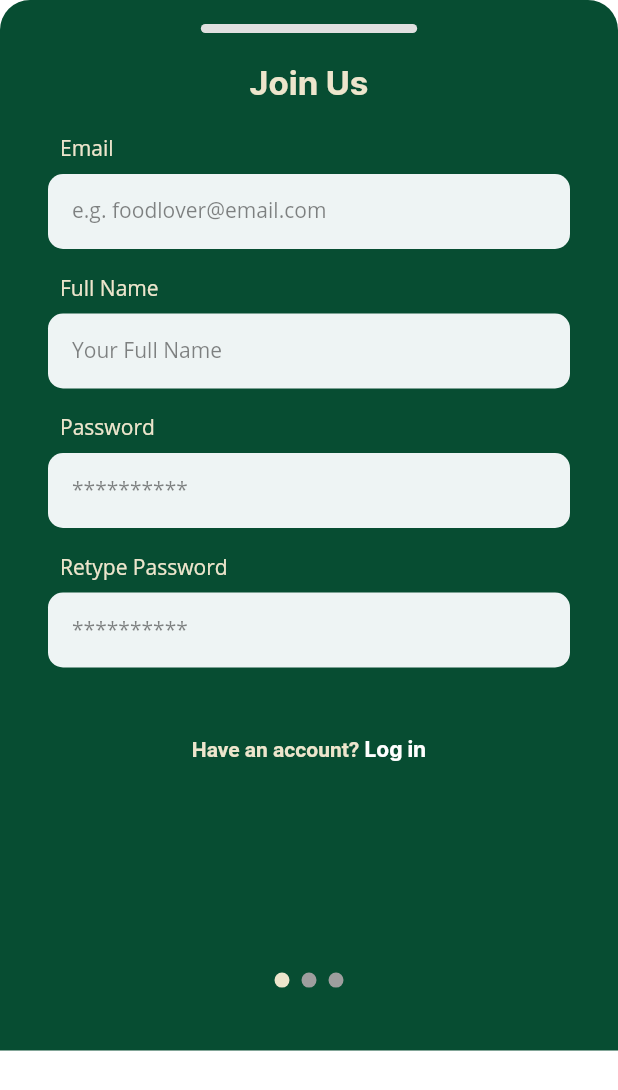
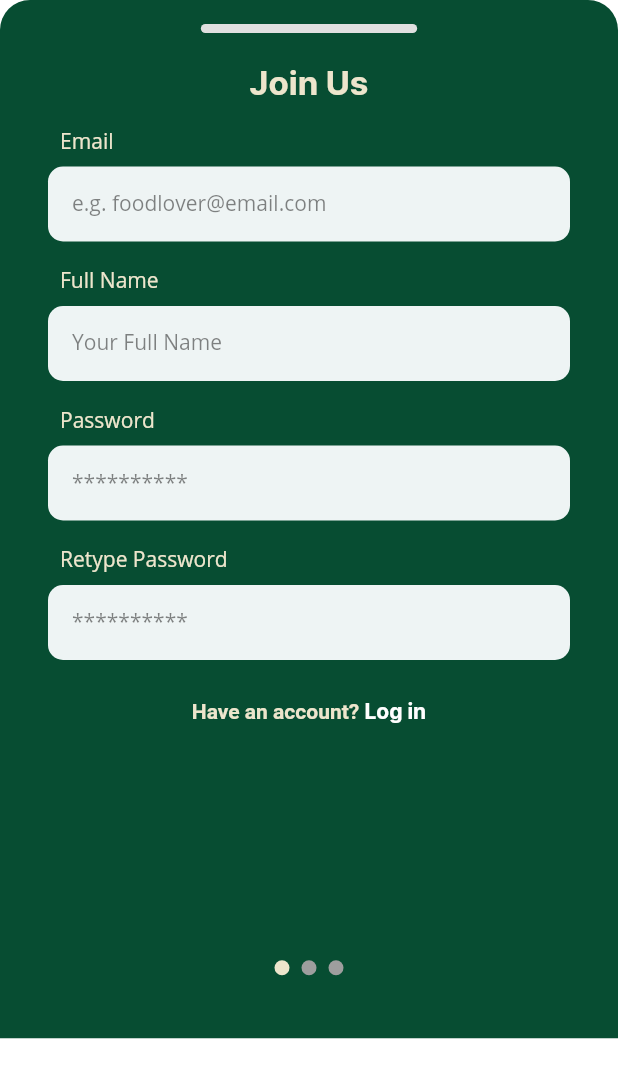
Before and after one commit to T-Joseph-Kim/ShellHacks2024, a Flutter app: the RegisterModal widget shown alone on an empty page, opened directly, on a phone screen of 412 x 824 dp. Shown: the top 1090 px of the screen. Run offline on Flutter 3.47's test engine with Material 2 defaults, Android fonts, the light colour scheme and no system bars; drawn by our look-alikes of carousel_slider; our stand-ins replace camera, cloud_firestore, firebase_core, fl_chart, flutter_svg, gap and 2 more; accounts and stored records are empty.

Commit message:
update register

```diff
--- a/lib/views/widgets/modals/register_modal.dart
+++ b/lib/views/widgets/modals/register_modal.dart
@@ -52,7 +52,7 @@ class _RegisterModalState extends State<RegisterModal> {
       children: [
         Container(
           width: MediaQuery.of(context).size.width,
-          height: MediaQuery.of(context).size.height * 85 / 100,
+          height: MediaQuery.of(context).size.height * 84 / 100,
           padding: EdgeInsets.only(left: 16, right: 16, bottom: 32, top: 16),
           decoration: BoxDecoration(
             color: Color.fromARGB(255, 7, 77, 50),
@@ -131,12 +131,12 @@ class _RegisterModalState extends State<RegisterModal> {
             'Join Us',
             style: TextStyle(color: AppColor.secondary, fontSize: 22, fontWeight: FontWeight.w700, fontFamily: 'inter'),
           ),
-          SizedBox(height: 20),
+          SizedBox(height: 15),
           CustomTextField(title: 'Email', hint: 'e.g. foodlover@email.com', controller: _emailController),
           CustomTextField(title: 'Full Name', hint: 'Your Full Name', margin: EdgeInsets.only(top: 16), controller: _fullNameController),
           CustomTextField(title: 'Password', hint: '**********', obsecureText: true, margin: EdgeInsets.only(top: 16), controller: _passwordController),
           CustomTextField(title: 'Retype Password', hint: '**********', obsecureText: true, margin: EdgeInsets.only(top: 16), controller: _retypePasswordController),
-          SizedBox(height: 30),
+          SizedBox(height: 10),
           TextButton(
             onPressed: () {
               Navigator.of(context).pop();
@@ -188,7 +188,7 @@ Widget _buildWeightHeightPage() {
           textAlign: TextAlign.center,
           style: TextStyle(color: AppColor.secondary, fontSize: 22, fontWeight: FontWeight.w700, fontFamily: 'inter'),
         ),
-        SizedBox(height: 20),
+        SizedBox(height: 15),
         // Weight and Age Input Row
         Row(
           children: [
@@ -303,7 +303,7 @@ Widget _buildEthnicityAllergyPage() {
           textAlign: TextAlign.center, // Center-align the title
           style: TextStyle(color: AppColor.secondary, fontSize: 22, fontWeight: FontWeight.w700, fontFamily: 'inter'),
         ),
-        SizedBox(height: 20),
+        SizedBox(height: 15),
         // Styled DropdownButtonFormField for ethnicity
         Text(
           '  Ethnicity',
```
